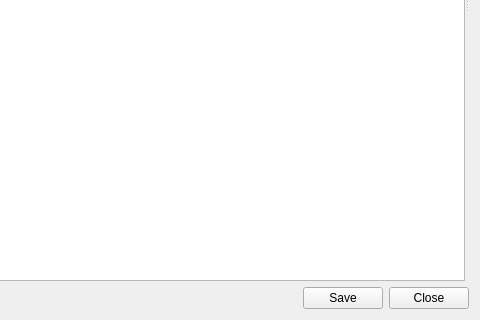
Qt form ravecluster/rave/clusterman/clustermanagerdlg.ui (pgathogo/raven) before a commit; both pictures show x 567 to 1047 and y 317 to 637 of the 1047 by 637 pixel window.
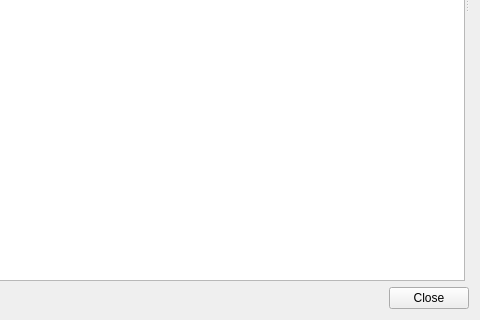
The same form after that commit.

Patch:
```diff
--- a/ravecluster/rave/clusterman/clustermanagerdlg.ui
+++ b/ravecluster/rave/clusterman/clustermanagerdlg.ui
@@ -141,13 +141,6 @@
        </property>
       </spacer>
      </item>
-     <item>
-      <widget class="QPushButton" name="btnSave">
-       <property name="text">
-        <string>Save</string>
-       </property>
-      </widget>
-     </item>
      <item>
       <widget class="QPushButton" name="btnClose">
        <property name="text">
```
Left out of the diff: 6 changed lines with no effect on the pictures.
